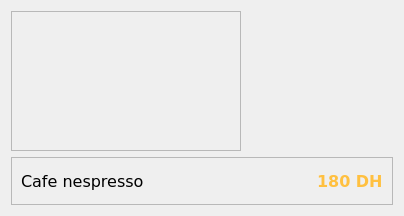
Above: src/plat.ui from smgeo/CafeG before the change. Below: the same form after it.
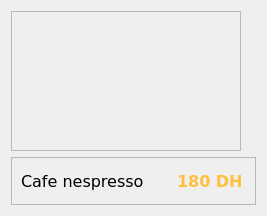
That is the form after the change. Icons and pictures are not drawn.

Patch:
```diff
--- a/src/plat.ui
+++ b/src/plat.ui
@@ -6,7 +6,7 @@
    <rect>
     <x>0</x>
     <y>0</y>
-    <width>252</width>
+    <width>267</width>
     <height>216</height>
    </rect>
   </property>
@@ -58,7 +58,7 @@
        <widget class="QLabel" name="Nplat">
         <property name="minimumSize">
          <size>
-          <width>290</width>
+          <width>150</width>
           <height>0</height>
          </size>
         </property>
```
